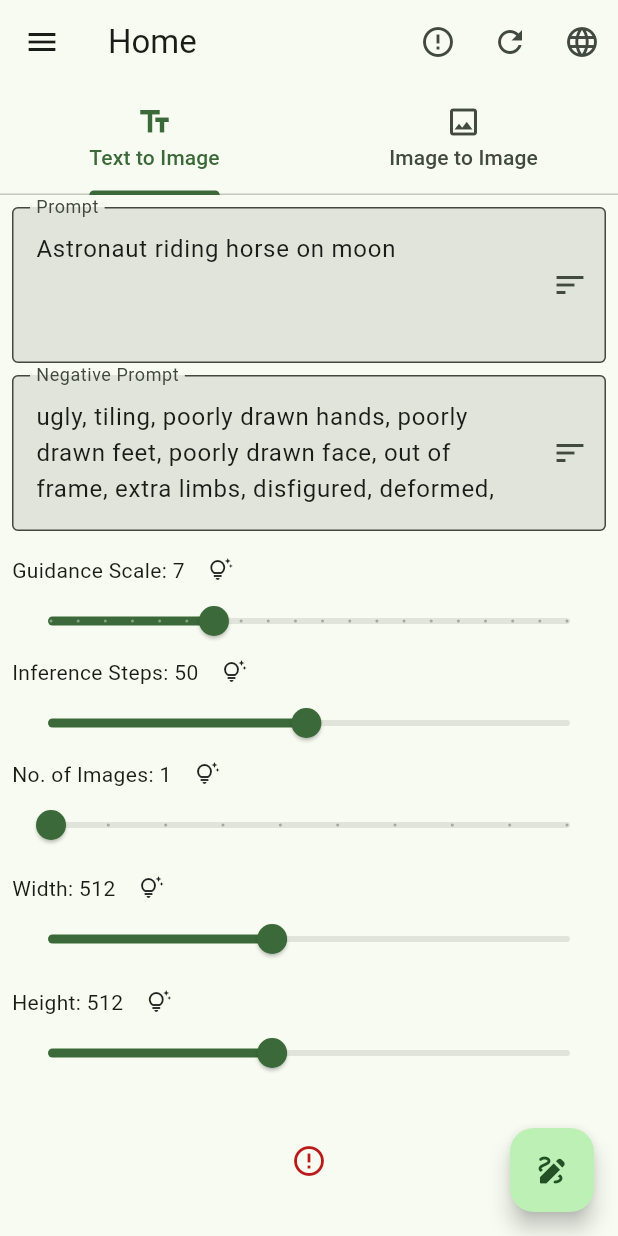
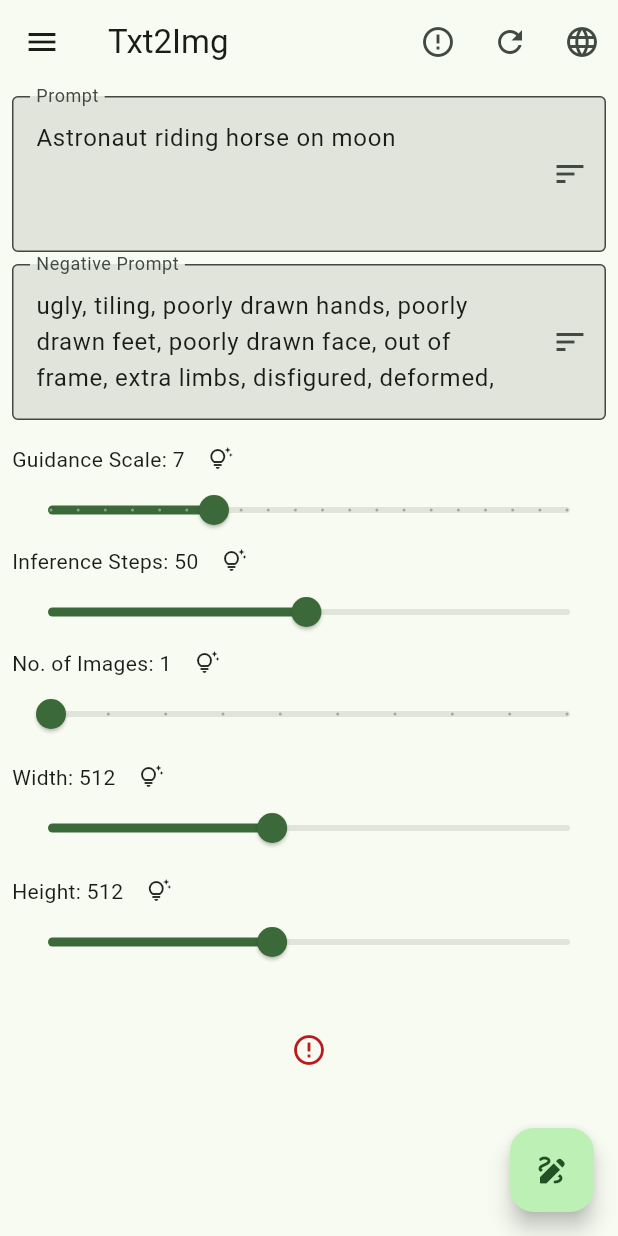
Before and after one commit to fewling/sd_studio, a Flutter app: the screen it shows after launch, on a phone screen of 412 x 824 dp. Run offline on Flutter 3.47's test engine with Material 3 defaults, Android fonts, the light colour scheme and no system bars; drawn by our look-alikes of oktoast; our stand-ins replace flutter_riverpod, freezed_annotation, go_router, image_picker, logger, package_info_plus and 3 more; generated files the repository leaves out were written again; network calls fail.

Commit message:
Renamed "Home" to "Txt2img" and updates folder structure

```diff
--- a/lib/screens/base/base_screen.dart
+++ b/lib/screens/base/base_screen.dart
@@ -8,7 +8,7 @@ import 'base_mobile.dart';
 
 const kBaseDrawerLocations = [
   DrawerLocation(
-    Location.home,
+    Location.txt2img,
     Icons.home_outlined,
     Icons.home,
   ),
--- a/lib/screens/error/route_not_found_screen.dart
+++ b/lib/screens/error/route_not_found_screen.dart
@@ -26,6 +26,6 @@ class RouteNotFoundScreen extends StatelessWidget {
   }
 
   void _pop(BuildContext context) {
-    context.canPop() ? context.pop() : context.goNamed(Location.home.name);
+    context.canPop() ? context.pop() : context.goNamed(Location.txt2img.name);
   }
 }
--- a/lib/screens/home/txt2img_controlnet_state.dart
+++ b/lib/screens/txt2img/data/txt2img_controlnet_state.dart
@@ -1,6 +1,6 @@
 import 'package:freezed_annotation/freezed_annotation.dart';
 
-import '../../models/sd/controlnet_request.dart';
+import '../../../models/sd/controlnet_request.dart';
 
 part 'txt2img_controlnet_state.freezed.dart';
 
--- a/lib/screens/home/txt2img_state.dart
+++ b/lib/screens/txt2img/data/txt2img_state.dart
@@ -2,7 +2,7 @@
 
 import 'package:freezed_annotation/freezed_annotation.dart';
 
-import '../../models/sd/sd_model.dart';
+import '../../../models/sd/sd_model.dart';
 
 part 'txt2img_state.freezed.dart';
 part 'txt2img_state.g.dart';
--- a/lib/screens/home/home_screen.dart
+++ b/lib/screens/txt2img/screens/home_screen.dart
@@ -6,18 +6,18 @@ import 'package:go_router/go_router.dart';
 import 'package:oktoast/oktoast.dart';
 import 'package:responsive_builder/responsive_builder.dart';
 
-import '../../service/global_controller_providers.dart';
-import '../../service/sd_response_provider.dart';
-import '../../service/sd_service_provider.dart';
-import '../../widgets/base_mobile_drawer_button.dart';
-import '../../widgets/loading_widget.dart';
-import '../../widgets/prompt_weight_drawer.dart';
-import '../../widgets/txt2img_form.dart';
+import '../../../service/global_controller_providers.dart';
+import '../../../service/sd_response_provider.dart';
+import '../../../service/sd_service_provider.dart';
+import '../../../widgets/base_mobile_drawer_button.dart';
+import '../../../widgets/loading_widget.dart';
+import '../../../widgets/prompt_weight_drawer.dart';
+import '../../../widgets/txt2img_form.dart';
+import '../controllers/txt2img_notifier.dart';
 import 'txt2img_controlnet_window.dart';
-import 'txt2img_notifier.dart';
 
-class HomeScreen extends ConsumerWidget {
-  const HomeScreen({super.key});
+class Txt2ImgScreen extends ConsumerWidget {
+  const Txt2ImgScreen({super.key});
 
   @override
   Widget build(BuildContext context, WidgetRef ref) {
@@ -27,49 +27,28 @@ class HomeScreen extends ConsumerWidget {
       const RefreshModelsButton(),
       const EditHostIconButton(),
     ];
-    const tabBar = TabBar(
-      tabs: [
-        Tab(
-          text: 'Text to Image',
-          icon: Icon(Icons.text_fields_outlined),
-        ),
-        Tab(
-          text: 'Image to Image',
-          icon: Icon(Icons.image_outlined),
-        ),
-      ],
-    );
 
     final mobileAppBar = AppBar(
       leading: leading,
-      title: const Text('Home'),
+      title: const Text('Txt2Img'),
       actions: actions,
-      bottom: tabBar,
     );
 
     final desktopAppBar = AppBar(
-      title: const Text('Home'),
+      title: const Text('Txt2Img'),
       actions: actions,
-      bottom: tabBar,
     );
 
-    return DefaultTabController(
-      length: 2,
-      child: Scaffold(
+    return Scaffold(
       appBar: getValueForScreenType(
         context: context,
         mobile: mobileAppBar,
         tablet: desktopAppBar,
         desktop: desktopAppBar,
       ),
-        body: const TabBarView(
-          children: [
-            Padding(
+      body: const Padding(
         padding: EdgeInsets.all(8.0),
         child: Txt2ImgView(),
-            ),
-            Text('Image to Image'),
-          ],
       ),
       endDrawer: PromptWeightDrawer(
         prompt: ref
@@ -98,9 +77,7 @@ class HomeScreen extends ConsumerWidget {
             .deleteNegPromptWeight,
       ),
       floatingActionButton: InferenceFAB(
-          onPressed:
-              ref.read(txt2ImgStateControllerProvider.notifier).inference,
-        ),
+        onPressed: ref.read(txt2ImgStateControllerProvider.notifier).inference,
       ),
     );
   }
--- a/lib/service/app_router.dart
+++ b/lib/service/app_router.dart
@@ -6,11 +6,11 @@ import 'package:go_router/go_router.dart';
 
 import '../screens/base/base_screen.dart';
 import '../screens/error/route_not_found_screen.dart';
-import '../screens/home/home_screen.dart';
 import '../screens/setting/setting_screen.dart';
+import '../screens/txt2img/screens/home_screen.dart';
 
 enum Location {
-  home('/home'),
+  txt2img('/home'),
   setting('/setting'),
   ;
 
@@ -26,7 +26,7 @@ final routerProvider = Provider(
 
     return GoRouter(
       navigatorKey: rootKey,
-      initialLocation: Location.home.path,
+      initialLocation: Location.txt2img.path,
       errorBuilder: (context, state) => const RouteNotFoundScreen(),
       routes: [
         ShellRoute(
@@ -35,10 +35,10 @@ final routerProvider = Provider(
           routes: [
             GoRoute(
               parentNavigatorKey: shellKey,
-              path: Location.home.path,
-              name: Location.home.name,
+              path: Location.txt2img.path,
+              name: Location.txt2img.name,
               pageBuilder: (context, state) =>
-                  const MaterialPage(child: HomeScreen()),
+                  const MaterialPage(child: Txt2ImgScreen()),
             ),
             GoRoute(
               parentNavigatorKey: shellKey,
```
Also changed, not shown: lib/screens/txt2img/controllers/txt2img_controlnet_notifier.dart (renamed from lib/screens/home/txt2img_controlnet_notifier.dart, +5 -5 lines), lib/screens/txt2img/controllers/txt2img_notifier.dart (renamed from lib/screens/home/txt2img_notifier.dart, +9 -9 lines), lib/screens/txt2img/screens/txt2img_controlnet_window.dart (renamed from lib/screens/home/txt2img_controlnet_window.dart, +5 -5 lines). Lines whose indentation alone changed are shown as unchanged.
